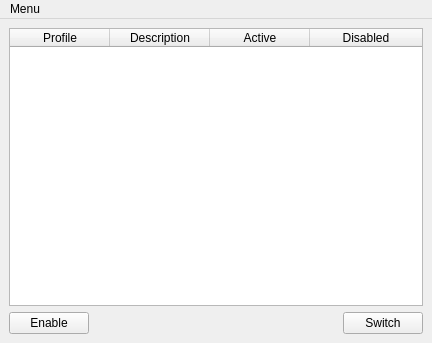
Old version of the form sources/gui/src/netctlautowindow.ui in the repository arcan1s/netctl-gui.
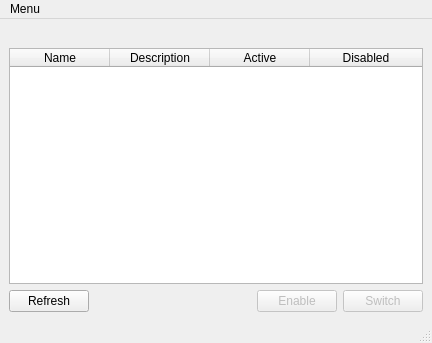
New version of the form. Icons and pictures are not drawn.

Diff of the .ui file:
```diff
--- a/sources/gui/src/netctlautowindow.ui
+++ b/sources/gui/src/netctlautowindow.ui
@@ -15,6 +15,16 @@
   </property>
   <widget class="QWidget" name="centralwidget">
    <layout class="QVBoxLayout" name="verticalLayout">
+    <item>
+     <widget class="QLabel" name="label_info">
+      <property name="text">
+       <string/>
+      </property>
+      <property name="alignment">
+       <set>Qt::AlignCenter</set>
+      </property>
+     </widget>
+    </item>
     <item>
      <widget class="QTableWidget" name="tableWidget">
       <property name="contextMenuPolicy">
@@ -40,7 +50,7 @@
       </attribute>
       <column>
        <property name="text">
-        <string>Profile</string>
+        <string>Name</string>
        </property>
       </column>
       <column>
@@ -63,9 +73,12 @@
     <item>
      <layout class="QHBoxLayout" name="layout_buttons">
       <item>
-       <widget class="QPushButton" name="pushButton_enable">
+       <widget class="QPushButton" name="pushButton_refresh">
         <property name="text">
-         <string>Enable</string>
+         <string>Refresh</string>
+        </property>
+        <property name="icon">
+         <iconset theme="stock-refresh"/>
         </property>
        </widget>
       </item>
@@ -82,8 +95,21 @@
         </property>
        </spacer>
       </item>
+      <item>
+       <widget class="QPushButton" name="pushButton_enable">
+        <property name="enabled">
+         <bool>false</bool>
+        </property>
+        <property name="text">
+         <string>Enable</string>
+        </property>
+       </widget>
+      </item>
       <item>
        <widget class="QPushButton" name="pushButton_switch">
+        <property name="enabled">
+         <bool>false</bool>
+        </property>
         <property name="text">
          <string>Switch</string>
         </property>
@@ -119,6 +145,7 @@
    </widget>
    <addaction name="menuMenu"/>
   </widget>
+  <widget class="QStatusBar" name="statusBar"/>
   <action name="actionEnable">
    <property name="icon">
     <iconset theme="edit-add">
```
Left out of the diff: 29 changed lines with no effect on the pictures.
